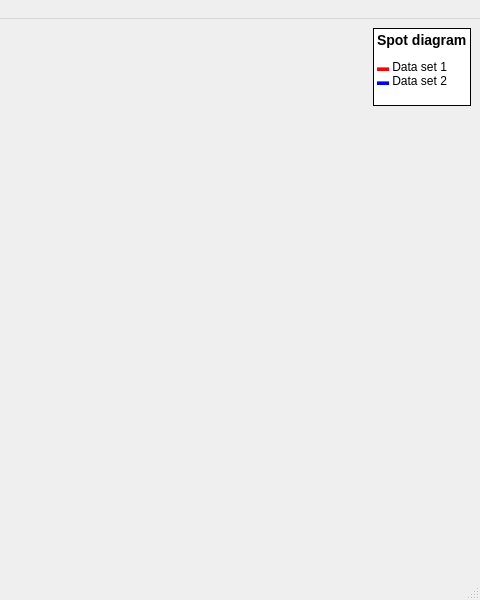
Old version of the form RZGUI/SpotDiagramWindow.ui in the repository HARMONI-CAB/RayZaler; both pictures show x 320 to 800 and y 0 to 600 of the 800 by 600 pixel window.
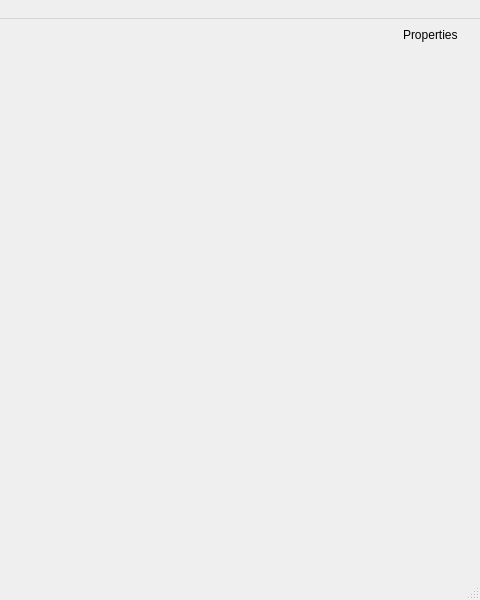
New version of the form.

Diff of the .ui file:
```diff
--- a/RZGUI/SpotDiagramWindow.ui
+++ b/RZGUI/SpotDiagramWindow.ui
@@ -15,29 +15,69 @@
   </property>
   <widget class="QWidget" name="centralwidget">
    <layout class="QGridLayout" name="centerGrid">
+    <item row="0" column="0" rowspan="2">
+     <widget class="QWidget" name="widget" native="true">
+      <property name="sizePolicy">
+       <sizepolicy hsizetype="Expanding" vsizetype="Preferred">
+        <horstretch>0</horstretch>
+        <verstretch>0</verstretch>
+       </sizepolicy>
+      </property>
+     </widget>
+    </item>
     <item row="0" column="1">
-     <widget class="QLabel" name="legendLabel">
-      <property name="autoFillBackground">
-       <bool>false</bool>
-      </property>
-      <property name="styleSheet">
-       <string notr="true">background-color: white;</string>
+     <widget class="QScrollArea" name="scrollArea">
+      <property name="sizePolicy">
+       <sizepolicy hsizetype="Fixed" vsizetype="Expanding">
+        <horstretch>0</horstretch>
+        <verstretch>0</verstretch>
+       </sizepolicy>
       </property>
       <property name="frameShape">
-       <enum>QFrame::Box</enum>
+       <enum>QFrame::NoFrame</enum>
       </property>
+      <property name="horizontalScrollBarPolicy">
+       <enum>Qt::ScrollBarAlwaysOff</enum>
+      </property>
+      <property name="sizeAdjustPolicy">
+       <enum>QAbstractScrollArea::AdjustToContents</enum>
+      </property>
+      <property name="widgetResizable">
+       <bool>true</bool>
+      </property>
+      <widget class="QWidget" name="scrollAreaWidgetContents">
+       <property name="geometry">
+        <rect>
+         <x>0</x>
+         <y>0</y>
+         <width>68</width>
+         <height>532</height>
+        </rect>
+       </property>
+       <layout class="QVBoxLayout" name="verticalLayout">
+        <property name="spacing">
+         <number>0</number>
+        </property>
+        <property name="leftMargin">
+         <number>0</number>
+        </property>
+        <property name="topMargin">
+         <number>0</number>
+        </property>
+        <property name="rightMargin">
+         <number>0</number>
+        </property>
+        <property name="bottomMargin">
+         <number>0</number>
+        </property>
+        <item>
+         <widget class="QLabel" name="label">
       <property name="text">
-       <string>&lt;html&gt;&lt;head/&gt;&lt;body&gt;&lt;h3 style=&quot; margin-top:14px; margin-bottom:12px; margin-left:0px; margin-right:0px; -qt-block-indent:0; text-indent:0px;&quot;&gt;&lt;span style=&quot; font-size:large; font-weight:700;&quot;&gt;Spot diagram&lt;/span&gt;&lt;/h3&gt;&lt;p&gt;&lt;span style=&quot; font-weight:700; color:#ff0000;&quot;&gt;▬ &lt;/span&gt;Data set 1&lt;br/&gt;&lt;span style=&quot; font-weight:700; color:#0000ff;&quot;&gt;▬ &lt;/span&gt;Data set 2&lt;br/&gt;&lt;/p&gt;&lt;/body&gt;&lt;/html&gt;</string>
-      </property>
-      <property name="textFormat">
-       <enum>Qt::RichText</enum>
-      </property>
-      <property name="alignment">
-       <set>Qt::AlignLeading|Qt::AlignLeft|Qt::AlignTop</set>
+           <string>Properties</string>
       </property>
      </widget>
     </item>
-    <item row="1" column="1">
+        <item>
      <spacer name="verticalSpacer">
       <property name="orientation">
        <enum>Qt::Vertical</enum>
@@ -45,19 +85,13 @@
       <property name="sizeHint" stdset="0">
        <size>
         <width>20</width>
-        <height>40</height>
+            <height>509</height>
        </size>
       </property>
      </spacer>
     </item>
-    <item row="0" column="0" rowspan="2">
-     <widget class="QWidget" name="widget" native="true">
-      <property name="sizePolicy">
-       <sizepolicy hsizetype="Expanding" vsizetype="Preferred">
-        <horstretch>0</horstretch>
-        <verstretch>0</verstretch>
-       </sizepolicy>
-      </property>
+       </layout>
+      </widget>
      </widget>
     </item>
    </layout>
```
Lines whose indentation alone changed are shown as unchanged.
